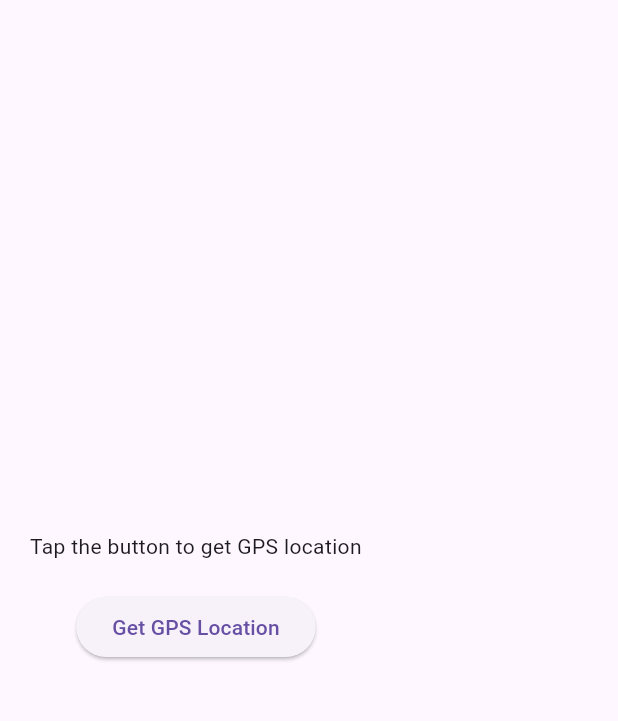
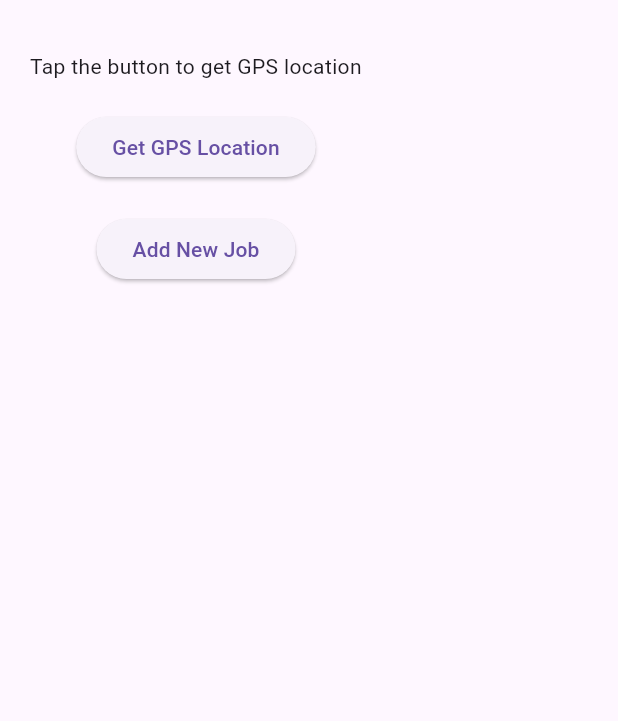
Before and after one commit to SHA3L/MowNgo, a Flutter app: the screen it shows after launch, on a phone screen of 412 x 824 dp, the part 63-784 px from its top. Run offline on Flutter 3.47's test engine with Material 3 defaults, Android fonts, the phone set to English and light mode, and no system bars; our stand-ins replace geolocator, sqflite; accounts and stored records are empty.

Commit message:
Update home_screen.dart
Update home_screen.dart to connect to job form

```diff
--- a/lib/screens/home_screen.dart
+++ b/lib/screens/home_screen.dart
@@ -1,5 +1,6 @@
 import 'package:flutter/material.dart';
 import 'package:geolocator/geolocator.dart';
+import 'job_form_screen.dart';
 
 class HomeScreen extends StatefulWidget {
   const HomeScreen({super.key});
@@ -47,7 +48,6 @@ class _HomeScreenState extends State<HomeScreen> {
       body: Padding(
         padding: const EdgeInsets.all(20),
         child: Column(
-          mainAxisAlignment: MainAxisAlignment.center,
           children: [
             Text(locationMessage, textAlign: TextAlign.center),
             const SizedBox(height: 20),
@@ -55,6 +55,16 @@ class _HomeScreenState extends State<HomeScreen> {
               onPressed: getCurrentLocation,
               child: const Text('Get GPS Location'),
             ),
+            const SizedBox(height: 20),
+            ElevatedButton(
+              onPressed: () {
+                Navigator.push(
+                  context,
+                  MaterialPageRoute(builder: (_) => const JobFormScreen()),
+                );
+              },
+              child: const Text('Add New Job'),
+            ),
           ],
         ),
       ),
```
